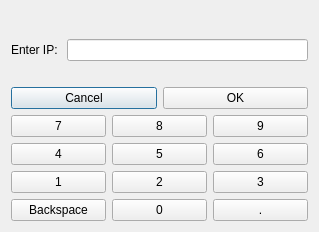
First picture: the form in connectserverwindow.ui, repository c7w/MilitaryChess, before the edit.
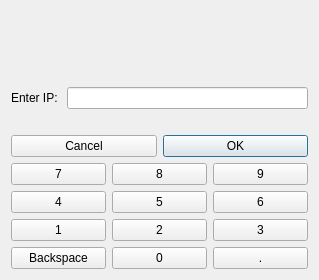
Second picture: the form after the edit.

The edit to the form file:
```diff
--- a/connectserverwindow.ui
+++ b/connectserverwindow.ui
@@ -7,7 +7,7 @@
     <x>0</x>
     <y>0</y>
     <width>319</width>
-    <height>232</height>
+    <height>280</height>
    </rect>
   </property>
   <property name="windowTitle">
@@ -58,6 +58,9 @@
          <property name="text">
           <string>OK</string>
          </property>
+         <property name="default">
+          <bool>true</bool>
+         </property>
         </widget>
        </item>
       </layout>
```
